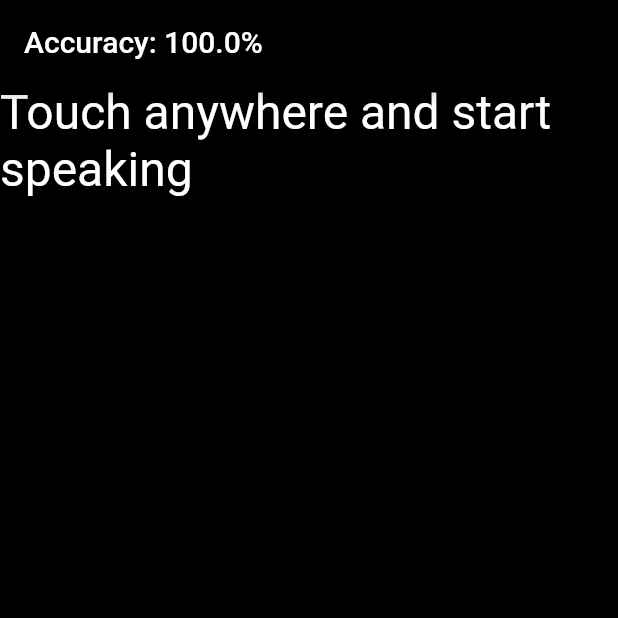
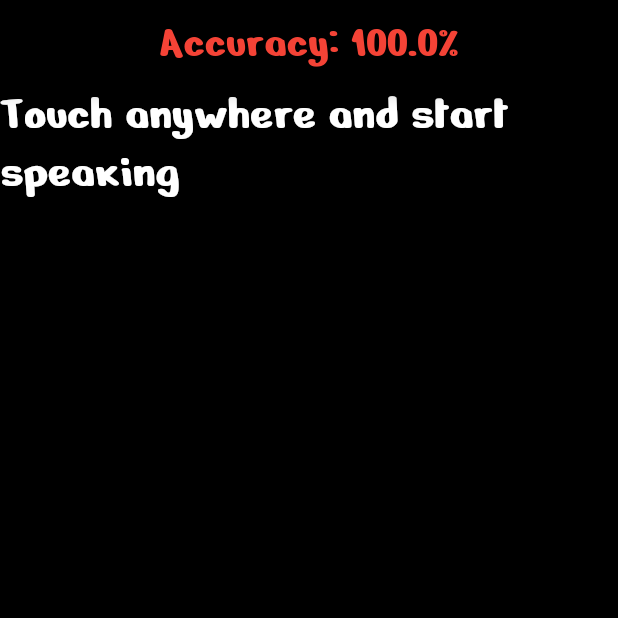
Before and after one commit to kamtasingh27/minor, a Flutter app: the screen it shows after launch, on a phone screen of 412 x 824 dp, the top half of it. Run offline on Flutter 3.47's test engine with Material 2 defaults, Android fonts, the phone set to English and light mode, and no system bars; our stand-ins replace flutter_tts, image_picker, speech_to_text; missing offline and left inert: tflite.

Commit message:
ui changed of main page and currency recognition

```diff
--- a/lib/main.dart
+++ b/lib/main.dart
@@ -42,7 +42,15 @@ class _SpeechScreenState extends State<SpeechScreen> {
   Widget build(BuildContext context) {
     return Scaffold(
       appBar: AppBar(
-        title: Text('Accuracy: ${(_confidence * 100.0).toStringAsFixed(1)}%'),
+        title: Center(
+          child: Text(
+              'Accuracy: ${(_confidence * 100.0).toStringAsFixed(1)}%',
+            style: TextStyle(
+                fontFamily: 'nerko',
+                color: Colors.red,
+                fontSize: 30
+          ),),
+        ),
         backgroundColor: Colors.black,
       ),
       body: GestureDetector(
@@ -56,6 +64,7 @@ class _SpeechScreenState extends State<SpeechScreen> {
           child: Text(
             _text,
             style: const TextStyle(
+              fontFamily: 'nerko',
               fontSize: 32.0,
               color: Colors.white,
               fontWeight: FontWeight.w400,
```
Also changed, not shown: lib/currency.dart (+23 -12 lines), pubspec.yaml (+7 -13 lines), assets/Nerko.ttf (added), assets/Sans.ttf (added), lib/face.dart (line endings or trailing spaces), 1 other file.
